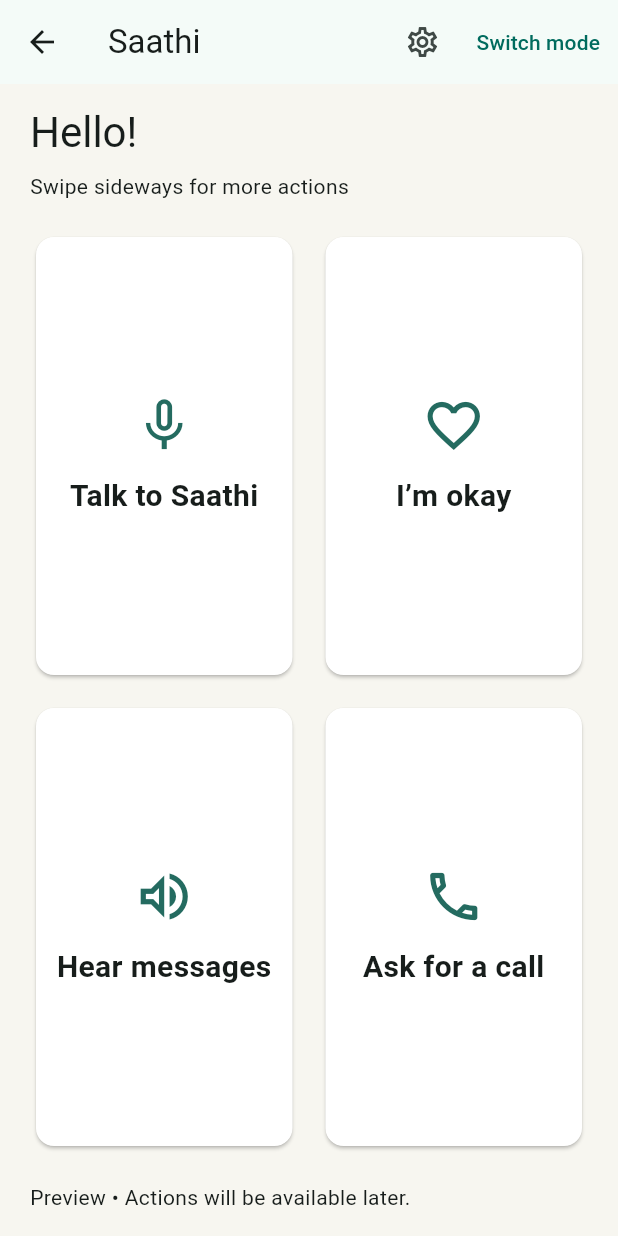
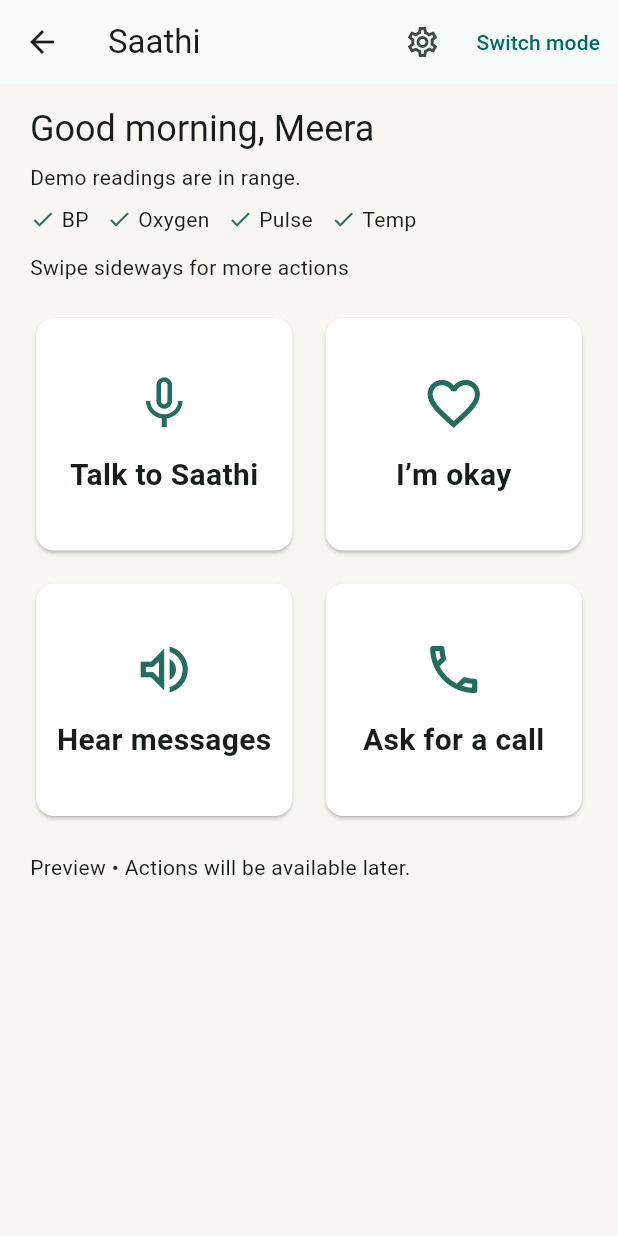
Before and after one commit to teem-vortex/saathi, a Flutter app: the screen it shows after launch, after a tap on "Elder mode", on a phone screen of 412 x 824 dp. Run offline on Flutter 3.47's test engine with Material 3 defaults, Android fonts, the phone set to English and light mode, and no system bars; our stand-ins replace material_ui, shared_preferences.

Commit message:
Add elder wellness overview and document the Saathi demo

```diff
--- /dev/null
+++ b/lib/elder_overview.dart
@@ -0,0 +1,197 @@
+import 'package:material_ui/material_ui.dart';
+import 'package:shared_preferences/shared_preferences.dart';
+
+import 'guardian_demo.dart' show Scenario, demoElderName, elderScenarioKey;
+
+// A future summary provider receives the selected language and the flagged
+// metric identifiers. The current provider formats the supplied demo facts.
+typedef ElderSummaryRequest = ({
+  String languageCode,
+  Scenario scenario,
+  List<String> flaggedMetrics,
+});
+
+const _copy = {
+  'English': (
+    'en',
+    [
+      'Good morning',
+      'Good afternoon',
+      'Good evening',
+      'Demo readings are in range.',
+      'Out of demo range',
+      'Readings unavailable',
+      'BP',
+      'Oxygen',
+      'Pulse',
+      'Temp',
+    ],
+  ),
+  'தமிழ்': (
+    'ta',
+    [
+      'காலை வணக்கம்',
+      'மதிய வணக்கம்',
+      'மாலை வணக்கம்',
+      'மாதிரி அளவுகள் வரம்பிற்குள் உள்ளன.',
+      'மாதிரி வரம்பிற்கு வெளியே',
+      'அளவுகள் கிடைக்கவில்லை',
+      'இரத்த அழுத்தம்',
+      'ஆக்சிஜன்',
+      'நாடித்துடிப்பு',
+      'வெப்பம்',
+    ],
+  ),
+  'ಕನ್ನಡ': (
+    'kn',
+    [
+      'ಶುಭೋದಯ',
+      'ಶುಭ ಮಧ್ಯಾಹ್ನ',
+      'ಶುಭ ಸಂಜೆ',
+      'ಮಾದರಿ ಅಳತೆಗಳು ಮಿತಿಯಲ್ಲಿವೆ.',
+      'ಮಾದರಿ ಮಿತಿಯ ಹೊರಗೆ',
+      'ಅಳತೆಗಳು ಲಭ್ಯವಿಲ್ಲ',
+      'ರಕ್ತದೊತ್ತಡ',
+      'ಆಮ್ಲಜನಕ',
+      'ನಾಡಿ',
+      'ತಾಪಮಾನ',
+    ],
+  ),
+  'తెలుగు': (
+    'te',
+    [
+      'శుభోదయం',
+      'శుభ మధ్యాహ్నం',
+      'శుభ సాయంత్రం',
+      'నమూనా కొలతలు పరిధిలో ఉన్నాయి.',
+      'నమూనా పరిధికి వెలుపల',
+      'కొలతలు అందుబాటులో లేవు',
+      'రక్తపోటు',
+      'ఆక్సిజన్',
+      'నాడి',
+      'ఉష్ణోగ్రత',
+    ],
+  ),
+  'മലയാളം': (
+    'ml',
+    [
+      'സുപ്രഭാതം',
+      'ശുഭ ഉച്ച',
+      'ശുഭ സായാഹ്നം',
+      'മാതൃകാ അളവുകൾ പരിധിക്കുള്ളിലാണ്.',
+      'മാതൃകാ പരിധിക്ക് പുറത്ത്',
+      'അളവുകൾ ലഭ്യമല്ല',
+      'രക്തസമ്മർദ്ദം',
+      'ഓക്സിജൻ',
+      'നാഡിമിടിപ്പ്',
+      'താപനില',
+    ],
+  ),
+};
+
+class ElderOverview extends StatefulWidget {
+  const ElderOverview({super.key, required this.language});
+  final String language;
+
+  @override
+  State<ElderOverview> createState() => _ElderOverviewState();
+}
+
+class _ElderOverviewState extends State<ElderOverview> {
+  late final scenario = SharedPreferences.getInstance().then((preferences) {
+    final stored = preferences.getString(elderScenarioKey);
+    return Scenario.values.asNameMap()[stored] ?? Scenario.typical;
+  });
+
+  @override
+  Widget build(BuildContext context) {
+    final (code, labels) = _copy[widget.language] ?? _copy['English']!;
+    final hour = DateTime.now().hour;
+    final greeting =
+        labels[hour < 12
+            ? 0
+            : hour < 17
+            ? 1
+            : 2];
+    return Padding(
+      padding: const EdgeInsets.fromLTRB(20, 14, 20, 12),
+      child: Column(
+        crossAxisAlignment: CrossAxisAlignment.start,
+        children: [
+          Text(
+            '$greeting, $demoElderName',
+            style: Theme.of(context).textTheme.headlineSmall,
+          ),
+          const SizedBox(height: 6),
+          FutureBuilder<Scenario>(
+            future: scenario,
+            builder: (context, snapshot) {
+              final current = snapshot.data ?? Scenario.missing;
+              final flagged = switch (current) {
+                Scenario.high => ['bloodPressure'],
+                Scenario.low => ['oxygenSaturation'],
+                _ => <String>[],
+              };
+              final request = (
+                languageCode: code,
+                scenario: current,
+                flaggedMetrics: flagged,
+              );
+              return Column(
+                crossAxisAlignment: CrossAxisAlignment.start,
+                children: [
+                  Text(localSummary(request)),
+                  const SizedBox(height: 8),
+                  Wrap(
+                    spacing: 12,
+                    runSpacing: 6,
+                    children: [
+                      for (final (key, label) in [
+                        ('bloodPressure', labels[6]),
+                        ('oxygenSaturation', labels[7]),
+                        ('pulse', labels[8]),
+                        ('temperature', labels[9]),
+                      ])
+                        Row(
+                          mainAxisSize: MainAxisSize.min,
+                          children: [
+                            Icon(
+                              current == Scenario.missing
+                                  ? Icons.remove
+                                  : flagged.contains(key)
+                                  ? Icons.warning_amber_rounded
+                                  : Icons.check,
+                              color: current == Scenario.missing
+                                  ? null
+                                  : flagged.contains(key)
+                                  ? Theme.of(context).colorScheme.error
+                                  : const Color(0xff246b60),
+                              size: 17,
+                            ),
+                            const SizedBox(width: 4),
+                            Text(label),
+                          ],
+                        ),
+                    ],
+                  ),
+                ],
+              );
+            },
+          ),
+        ],
+      ),
+    );
+  }
+}
+
+String localSummary(ElderSummaryRequest request) {
+  final labels = _copy.values
+      .firstWhere((entry) => entry.$1 == request.languageCode)
+      .$2;
+  if (request.scenario == Scenario.missing) return labels[5];
+  if (request.flaggedMetrics.isEmpty) return labels[3];
+  final metrics = request.flaggedMetrics.map(
+    (metric) => metric == 'bloodPressure' ? labels[6] : labels[7],
+  );
+  return '${labels[4]} · ${metrics.join(', ')}';
+}
--- a/lib/main.dart
+++ b/lib/main.dart
@@ -1,3 +1,6 @@
+import 'elder_overview.dart';
+import 'guardian_demo.dart';
+
 import 'package:material_ui/material_ui.dart';
 import 'package:shared_preferences/shared_preferences.dart';
 
@@ -148,6 +151,40 @@ class SaathiApp extends StatefulWidget {
 }
 
 class _SaathiAppState extends State<SaathiApp> {
+  final navigator = GlobalKey<NavigatorState>();
+
+  @override
+  void initState() {
+    super.initState();
+    if (widget.preferences == null) return;
+    androidControls.setMethodCallHandler((call) async {
+      if (call.method == 'openAlerts') openAlerts();
+    });
+    WidgetsBinding.instance.addPostFrameCallback((_) async {
+      if (await androidControls.invokeMethod<bool>('consumeAlert') == true) {
+        openAlerts();
+      }
+      if (!mounted ||
+          widget.preferences!.getBool('notificationSetupShown') == true) {
+        return;
+      }
+      await widget.preferences!.setBool('notificationSetupShown', true);
+      await androidControls.invokeMethod<void>('requestNotifications');
+    });
+  }
+
+  void openAlerts() {
+    navigator.currentState?.push(
+      MaterialPageRoute<void>(builder: (_) => const DemoAlerts()),
+    );
+  }
+
+  @override
+  void dispose() {
+    if (widget.preferences != null) androidControls.setMethodCallHandler(null);
+    super.dispose();
+  }
+
   late String language =
       translations.containsKey(widget.preferences?.getString('language'))
       ? widget.preferences!.getString('language')!
@@ -158,6 +195,7 @@ class _SaathiAppState extends State<SaathiApp> {
     final text = translations[language]!;
     return MaterialApp(
       title: 'Saathi',
+      navigatorKey: navigator,
       debugShowCheckedModeBanner: false,
       theme: ThemeData(
         useMaterial3: true,
@@ -312,21 +350,15 @@ class _ModePageState extends State<ModePage> {
       ),
       body: widget.elder
           ? LayoutBuilder(
-              builder: (context, constraints) => Column(
-                crossAxisAlignment: CrossAxisAlignment.start,
+              builder: (context, constraints) => ListView(
                 children: [
-                  Padding(
-                    padding: const EdgeInsets.fromLTRB(20, 14, 20, 8),
-                    child: Text(
-                      t[8],
-                      style: Theme.of(context).textTheme.headlineMedium,
-                    ),
-                  ),
+                  ElderOverview(language: language),
                   Padding(
                     padding: const EdgeInsets.symmetric(horizontal: 20),
                     child: Text(t[9]),
                   ),
-                  Expanded(
+                  SizedBox(
+                    height: 380,
                     child: GridView.builder(
                       padding: const EdgeInsets.all(20),
                       scrollDirection: Axis.horizontal,
@@ -384,55 +416,7 @@ class _ModePageState extends State<ModePage> {
                 ],
               ),
             )
-          : ListView(
-              padding: const EdgeInsets.all(24),
-              children: [
-                Text(t[16], style: Theme.of(context).textTheme.headlineMedium),
-                const SizedBox(height: 8),
-                Text(t[17]),
-                const SizedBox(height: 24),
-                Card(
-                  color: const Color(0xff183a37),
-                  child: Padding(
-                    padding: const EdgeInsets.all(24),
-                    child: Column(
-                      crossAxisAlignment: CrossAxisAlignment.start,
-                      children: [
-                        const Icon(
-                          Icons.people_outline,
-                          color: Colors.white,
-                          size: 36,
-                        ),
-                        const SizedBox(height: 16),
-                        Text(
-                          t[18],
-                          style: const TextStyle(
-                            color: Colors.white,
-                            fontSize: 22,
-                            fontWeight: FontWeight.bold,
-                          ),
-                        ),
-                        const SizedBox(height: 8),
-                        Text(
-                          t[19],
-                          style: const TextStyle(color: Colors.white),
-                        ),
-                      ],
-                    ),
-                  ),
-                ),
-                const SizedBox(height: 24),
-                Text(t[20], style: Theme.of(context).textTheme.titleLarge),
-                Card(
-                  child: ListTile(
-                    leading: const Icon(Icons.notifications_none),
-                    title: Text(t[21]),
-                  ),
-                ),
-                const SizedBox(height: 20),
-                Text(t[23]),
-              ],
-            ),
+          : const GuardianDemo(),
     );
   }
 }
@@ -461,6 +445,17 @@ class _SettingsPageState extends State<SettingsPage> {
           ListTile(
             title: Text(t[6], style: Theme.of(context).textTheme.titleLarge),
           ),
+          ListTile(
+            leading: const Icon(Icons.notifications_outlined),
+            title: const Text('Notification settings'),
+            onTap: () =>
+                androidControls.invokeMethod<void>('notificationSettings'),
+          ),
+          ListTile(
+            leading: const Icon(Icons.battery_saver_outlined),
+            title: const Text('Battery optimization'),
+            onTap: () => androidControls.invokeMethod<void>('batterySettings'),
+          ),
           for (final option in translations.keys)
             ListTile(
               title: Text(option),
```
Also changed, not shown: lib/guardian_demo.dart (added, +266 -0 lines), 7 other files.
